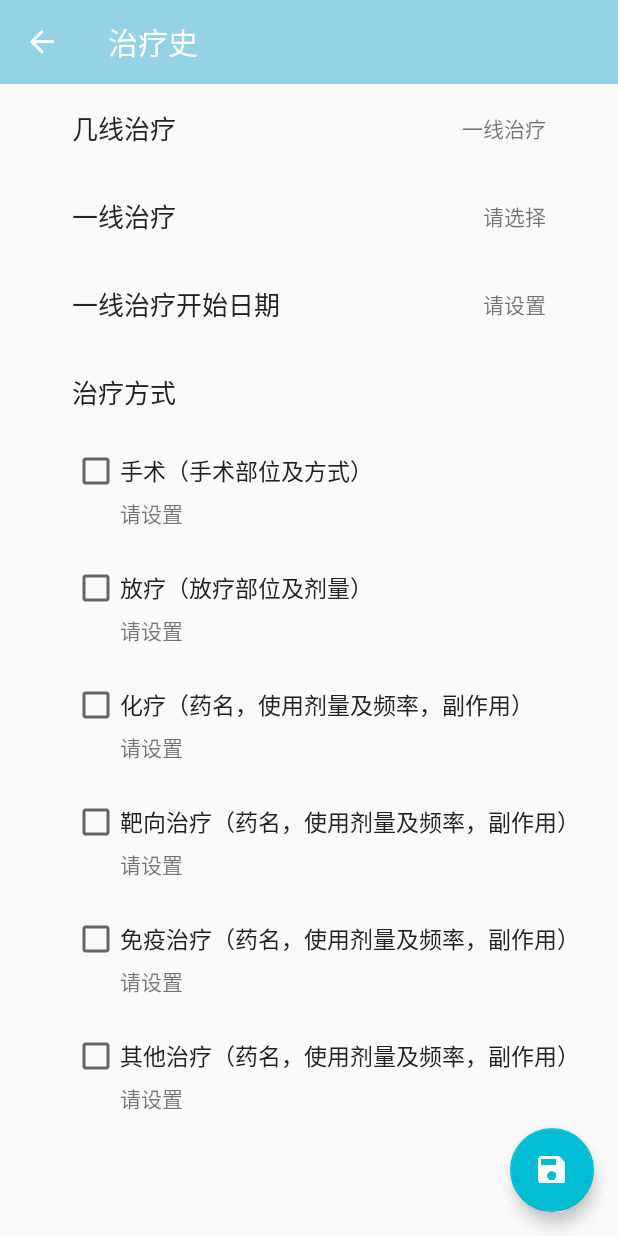
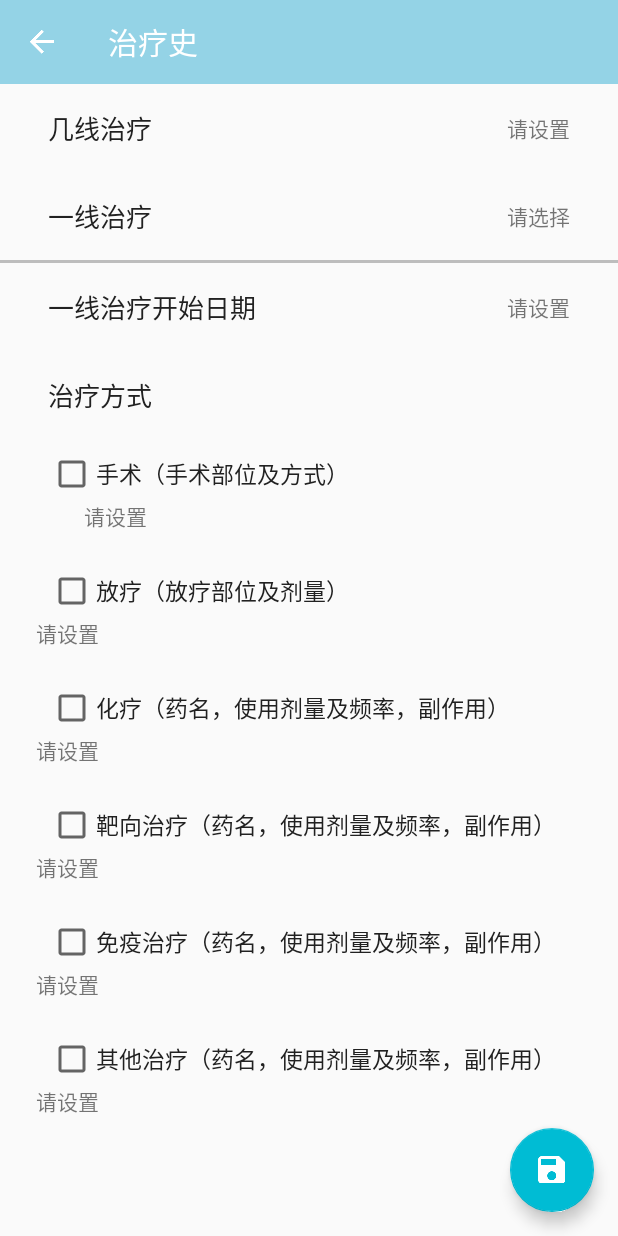
Before and after one commit to ZhongXianer/RayPlus, an Android app: the TreatmentHistoryActivity screen opened directly, with no data from a screen before it, on a phone screen of 412 x 824 dp. Run offline under Robolectric (Android 15) with nearby library versions, the phone set to English and light mode, and no system bars; our stand-ins replace RxJava; libraries missing offline, so code that uses them is left out: com.apkfuns.logutils, com.lxj.xpopup; network calls fail; 3 statements that could not run were skipped.

Commit message:
部分修改

```diff
--- a/app/src/main/java/com/ksballetba/rayplus/data/bean/ProjectListBean.kt
+++ b/app/src/main/java/com/ksballetba/rayplus/data/bean/ProjectListBean.kt
@@ -17,7 +17,7 @@ data class ProjectListBean(
         val description: String, // 晚期非小细胞肺癌患者安罗替尼治疗有效性与安全性观察研究
 //        @SerializedName("group_name")
 //        val groupName: String, // 安罗替尼, 安罗替尼 + TKI, 安罗替尼 + 化疗, 安罗替尼 + 免疫
-        val now: Int, // 2
+        val now: Int?, // 2
         val phone: String, // 13212760751
         val principal: String, // 褚倩
         @SerializedName("project_des")
@@ -34,6 +34,6 @@ data class ProjectListBean(
         val researchCenterId: Int, // 1
         @SerializedName("research_center_name")
         val researchCenterName: String, // 同济医院
-        val total: Int // 1000
+        val total: Int? // 1000
     )
 }
--- a/app/src/main/java/com/ksballetba/rayplus/ui/activity/baseline_visit_activity/TreatmentHistoryActivity.kt
+++ b/app/src/main/java/com/ksballetba/rayplus/ui/activity/baseline_visit_activity/TreatmentHistoryActivity.kt
@@ -77,6 +77,7 @@ class TreatmentHistoryActivity : AppCompatActivity() {
                         tv_last_best_treatment_title.text = "一线治疗最佳疗效"
                         tv_last_treatment_growth_date_title.text = "一线治疗进展时间"
                         tv_last_treatment_growth_part.text = "一线治疗进展部位"
+                        tv_treatment_date_title.text="二线治疗开始时间"
                     }
                     2 -> {
                         ll_not_first_line_treatment.visibility = View.VISIBLE
@@ -84,6 +85,7 @@ class TreatmentHistoryActivity : AppCompatActivity() {
                         tv_last_best_treatment_title.text = "二线治疗最佳疗效"
                         tv_last_treatment_growth_date_title.text = "二线治疗进展时间"
                         tv_last_treatment_growth_part_title.text = "二线治疗进展部位"
+                        tv_treatment_date_title.text="三线治疗开始时间"
                     }
                     3 -> {
                         ll_not_first_line_treatment.visibility = View.VISIBLE
@@ -91,6 +93,7 @@ class TreatmentHistoryActivity : AppCompatActivity() {
                         tv_last_best_treatment_title.text = "三线治疗最佳疗效"
                         tv_last_treatment_growth_date_title.text = "三线治疗进展时间"
                         tv_last_treatment_growth_part_title.text = "三线治疗进展部位"
+                        tv_treatment_date_title.text="四线治疗开始"
                     }
                     4 -> {
                         ll_not_first_line_treatment.visibility = View.VISIBLE
@@ -245,10 +248,10 @@ class TreatmentHistoryActivity : AppCompatActivity() {
         cl_tumor_mutation_load.setOnClickListener {
             XPopup.Builder(this)
                 .asCenterList("肿瘤突变负荷(TMB)", arrayOf("未测", "不详", "数量（个突变/Mb）")) { pos, text ->
-                    if (pos < 3) {
+                    if (pos < 2) {
                         tv_tumor_mutation_load.text = text
                     } else {
-                        XPopup.Builder(this).asInputConfirm("基因检测标本", "请输入转移灶组织描述") {
+                        XPopup.Builder(this).asInputConfirm("肿瘤突变负荷数量", "请输入数量（个突变/Mb）") {
                             tv_tumor_mutation_load.text = it
                         }.show()
                     }
--- a/app/src/main/res/layout/activity_treatment_history.xml
+++ b/app/src/main/res/layout/activity_treatment_history.xml
@@ -48,7 +48,7 @@
                     android:id="@+id/tv_treatment_line_title"
                     android:layout_width="wrap_content"
                     android:layout_height="wrap_content"
-                    android:layout_marginStart="@dimen/item_left_margin"
+                    android:layout_marginStart="16dp"
                     android:text="@string/treatment_line"
                     android:textColor="@color/primary_text"
                     android:textSize="@dimen/material_typography_subheading"
@@ -60,8 +60,8 @@
                     android:id="@+id/tv_treatment_line"
                     android:layout_width="wrap_content"
                     android:layout_height="wrap_content"
-                    android:layout_marginEnd="@dimen/item_left_margin"
-                    android:text="一线治疗"
+                    android:layout_marginEnd="16dp"
+                    android:text="@string/input_visit_time"
                     app:layout_constraintBottom_toBottomOf="parent"
                     app:layout_constraintEnd_toEndOf="parent"
                     app:layout_constraintTop_toTopOf="parent" />
@@ -84,7 +84,7 @@
                     android:id="@+id/tv_first_line_treatment_title"
                     android:layout_width="wrap_content"
                     android:layout_height="wrap_content"
-                    android:layout_marginStart="@dimen/item_left_margin"
+                    android:layout_marginStart="16dp"
                     android:text="@string/first_line_treatment"
                     android:textColor="@color/primary_text"
                     android:textSize="@dimen/material_typography_subheading"
@@ -96,7 +96,7 @@
                     android:id="@+id/tv_first_line_treatment"
                     android:layout_width="wrap_content"
                     android:layout_height="wrap_content"
-                    android:layout_marginEnd="@dimen/item_left_margin"
+                    android:layout_marginEnd="16dp"
                     android:text="请选择"
                     app:layout_constraintBottom_toBottomOf="parent"
                     app:layout_constraintEnd_toEndOf="parent"
@@ -541,6 +541,11 @@
                     android:layout_height="wrap_content"
                     android:orientation="vertical">
 
+                    <View
+                        android:layout_width="match_parent"
+                        android:layout_height="2dp"
+                        android:background="@color/divider"/>
+
                     <androidx.constraintlayout.widget.ConstraintLayout
                         android:id="@+id/cl_treatment_date"
                         android:layout_width="match_parent"
@@ -557,7 +562,7 @@
                             android:id="@+id/tv_treatment_date_title"
                             android:layout_width="wrap_content"
                             android:layout_height="wrap_content"
-                            android:layout_marginStart="@dimen/item_left_margin"
+                            android:layout_marginStart="16dp"
                             android:text="@string/treatment_date"
                             android:textColor="@color/primary_text"
                             android:textSize="@dimen/material_typography_subheading"
@@ -569,7 +574,7 @@
                             android:id="@+id/tv_treatment_date"
                             android:layout_width="wrap_content"
                             android:layout_height="wrap_content"
-                            android:layout_marginEnd="@dimen/item_left_margin"
+                            android:layout_marginEnd="16dp"
                             android:text="@string/input_visit_time"
                             app:layout_constraintBottom_toBottomOf="parent"
                             app:layout_constraintEnd_toEndOf="parent"
@@ -586,7 +591,7 @@
                         <TextView
                             android:layout_width="wrap_content"
                             android:layout_height="wrap_content"
-                            android:layout_marginStart="@dimen/item_left_margin"
+                            android:layout_marginStart="16dp"
                             android:text="@string/treatment_way"
                             android:textColor="@color/primary_text"
                             android:textSize="@dimen/material_typography_subheading" />
@@ -606,7 +611,7 @@
                                 android:id="@+id/cb_operation"
                                 android:layout_width="wrap_content"
                                 android:layout_height="wrap_content"
-                                android:layout_marginStart="@dimen/item_left_margin"
+                                android:layout_marginStart="16dp"
                                 app:layout_constraintBottom_toBottomOf="parent"
                                 app:layout_constraintStart_toStartOf="parent"
                                 app:layout_constraintTop_toTopOf="parent" />
@@ -624,13 +629,16 @@
 
                             <TextView
                                 android:id="@+id/tv_operation"
-                                android:layout_width="wrap_content"
+                                android:layout_width="match_parent"
                                 android:layout_height="wrap_content"
                                 android:layout_marginTop="6dp"
+                                android:layout_marginStart="40dp"
+                                android:ellipsize="end"
                                 android:text="@string/input_visit_time"
                                 app:layout_constraintBottom_toBottomOf="parent"
-                                app:layout_constraintStart_toEndOf="@+id/cb_operation"
-                                app:layout_constraintTop_toBottomOf="@+id/tv_operation_title" />
+                                app:layout_constraintStart_toStartOf="parent"
+                                app:layout_constraintTop_toBottomOf="@+id/tv_operation_title"
+                                app:layout_constraintVertical_bias="0.0" />
 
                         </androidx.constraintlayout.widget.ConstraintLayout>
 
@@ -649,7 +657,7 @@
                                 android:id="@+id/cb_radiotherapy"
                                 android:layout_width="wrap_content"
                                 android:layout_height="wrap_content"
-                                android:layout_marginStart="@dimen/item_left_margin"
+                                android:layout_marginStart="16dp"
                                 app:layout_constraintBottom_toBottomOf="parent"
                                 app:layout_constraintStart_toStartOf="parent"
                                 app:layout_constraintTop_toTopOf="parent" />
@@ -667,12 +675,14 @@
 
                             <TextView
                                 android:id="@+id/tv_radiotherapy"
-                                android:layout_width="wrap_content"
+                                android:layout_width="match_parent"
                                 android:layout_height="wrap_content"
                                 android:layout_marginTop="6dp"
+                                android:layout_marginStart="@dimen/dp_40"
+                                android:ellipsize="end"
                                 android:text="@string/input_visit_time"
                                 app:layout_constraintBottom_toBottomOf="parent"
-                                app:layout_constraintStart_toEndOf="@+id/cb_radiotherapy"
+                                app:layout_constraintStart_toStartOf="parent"
                                 app:layout_constraintTop_toBottomOf="@+id/tv_radiotherapy_title" />
 
                         </androidx.constraintlayout.widget.ConstraintLayout>
@@ -692,7 +702,7 @@
                                 android:id="@+id/cb_chemotherapy"
                                 android:layout_width="wrap_content"
                                 android:layout_height="wrap_content"
-                                android:layout_marginStart="@dimen/item_left_margin"
+                                android:layout_marginStart="16dp"
                                 app:layout_constraintBottom_toBottomOf="parent"
                                 app:layout_constraintStart_toStartOf="parent"
                                 app:layout_constraintTop_toTopOf="parent" />
@@ -710,12 +720,14 @@
 
                             <TextView
                                 android:id="@+id/tv_chemotherapy"
-                                android:layout_width="wrap_content"
+                                android:layout_width="match_parent"
                                 android:layout_height="wrap_content"
                                 android:layout_marginTop="6dp"
+                                android:layout_marginStart="@dimen/dp_40"
+                                android:ellipsize="end"
                                 android:text="@string/input_visit_time"
                                 app:layout_constraintBottom_toBottomOf="parent"
-                                app:layout_constraintStart_toEndOf="@+id/cb_chemotherapy"
+                                app:layout_constraintStart_toStartOf="parent"
                                 app:layout_constraintTop_toBottomOf="@+id/tv_chemotherapy_title" />
 
                         </androidx.constraintlayout.widget.ConstraintLayout>
@@ -735,7 +747,7 @@
                                 android:id="@+id/cb_targeted_therapy"
                                 android:layout_width="wrap_content"
                                 android:layout_height="wrap_content"
-                                android:layout_marginStart="@dimen/item_left_margin"
+                                android:layout_marginStart="16dp"
                                 app:layout_constraintBottom_toBottomOf="parent"
                                 app:layout_constraintStart_toStartOf="parent"
                                 app:layout_constraintTop_toTopOf="parent" />
@@ -753,12 +765,15 @@
 
                             <TextView
                                 android:id="@+id/tv_targeted_therapy"
-                                android:layout_width="wrap_content"
+                                android:layout_width="match_parent"
                                 android:layout_height="wrap_content"
+                                android:ellipsize="end"
+                                android:layout_marginStart="@dimen/dp_40"
                                 android:layout_marginTop="6dp"
+                                android:singleLine="false"
                                 android:text="@string/input_visit_time"
                                 app:layout_constraintBottom_toBottomOf="parent"
-                                app:layout_constraintStart_toEndOf="@+id/cb_targeted_therapy"
+                                app:layout_constraintStart_toStartOf="parent"
                                 app:layout_constraintTop_toBottomOf="@+id/tv_targeted_therapy_title" />
 
                         </androidx.constraintlayout.widget.ConstraintLayout>
@@ -778,7 +793,7 @@
                                 android:id="@+id/cb_immunotherapy"
                                 android:layout_width="wrap_content"
                                 android:layout_height="wrap_content"
-                                android:layout_marginStart="@dimen/item_left_margin"
+                                android:layout_marginStart="16dp"
                                 app:layout_constraintBottom_toBottomOf="parent"
                                 app:layout_constraintStart_toStartOf="parent"
                                 app:layout_constraintTop_toTopOf="parent" />
@@ -796,12 +811,14 @@
 
                             <TextView
                                 android:id="@+id/tv_immunotherapy"
-                                android:layout_width="wrap_content"
+                                android:layout_width="match_parent"
                                 android:layout_height="wrap_content"
+                                android:ellipsize="end"
                                 android:layout_marginTop="6dp"
+                                android:layout_marginStart="@dimen/dp_40"
                                 android:text="@string/input_visit_time"
                                 app:layout_constraintBottom_toBottomOf="parent"
-                                app:layout_constraintStart_toEndOf="@+id/cb_immunotherapy"
+                                app:layout_constraintStart_toStartOf="parent"
                                 app:layout_constraintTop_toBottomOf="@+id/tv_immunotherapy_title" />
 
                         </androidx.constraintlayout.widget.ConstraintLayout>
@@ -821,7 +838,7 @@
                                 android:id="@+id/cb_other_therapy"
                                 android:layout_width="wrap_content"
                                 android:layout_height="wrap_content"
-                                android:layout_marginStart="@dimen/item_left_margin"
+                                android:layout_marginStart="16dp"
                                 app:layout_constraintBottom_toBottomOf="parent"
                                 app:layout_constraintStart_toStartOf="parent"
                                 app:layout_constraintTop_toTopOf="parent" />
@@ -839,12 +856,14 @@
 
                             <TextView
                                 android:id="@+id/tv_other_therapy"
-                                android:layout_width="wrap_content"
+                                android:layout_width="match_parent"
                                 android:layout_height="wrap_content"
+                                android:ellipsize="end"
+                                android:layout_marginStart="@dimen/dp_40"
                                 android:layout_marginTop="6dp"
                                 android:text="@string/input_visit_time"
                                 app:layout_constraintBottom_toBottomOf="parent"
-                                app:layout_constraintStart_toEndOf="@+id/cb_other_therapy"
+                                app:layout_constraintStart_toStartOf="parent"
                                 app:layout_constraintTop_toBottomOf="@+id/tv_other_therapy_title" />
 
                         </androidx.constraintlayout.widget.ConstraintLayout>
--- a/app/src/main/res/values/strings.xml
+++ b/app/src/main/res/values/strings.xml
@@ -37,14 +37,14 @@
     <string name="smoke_history">吸烟史</string>
     <string name="smoke_years">吸烟年数</string>
     <string name="is_quit_smoke">是否戒烟</string>
-    <string name="quit_smoke_date">戒烟日期</string>
+    <string name="quit_smoke_date">戒烟时间</string>
     <string name="is_relapse_smoke">化疗期间是否吸烟</string>
     <string name="average_cigarette">平均吸烟（支/天）</string>
     <string name="drink_history">饮酒史</string>
     <string name="drink_frequency">饮酒频率</string>
     <string name="drink_capacity">每次饮酒量</string>
     <string name="is_quit_drink">是否戒酒</string>
-    <string name="quit_drink_date">戒酒日期</string>
+    <string name="quit_drink_date">戒酒时间</string>
     <string name="is_relapse_drink">化疗期间是否饮酒</string>
     <string name="patient_height">身高(cm)</string>
     <string name="patient_weight">体重(kg)</string>
@@ -158,6 +158,8 @@
     <string name="SAE_recover">SAE转归</string>
     <string name="SAE_relation">SAE与试验药的关系</string>
     <string name="unlock">解 锁</string>
+    <string name="not">否</string>
+    <string name="yes">是</string>
 
     <string-array name="clinical_significance">
         <item>1</item>
```
Also changed, not shown: app/src/main/java/com/ksballetba/rayplus/data/bean/baseLineData/FirstVisitProcessResponseBean.kt (+7 -7 lines), app/src/main/java/com/ksballetba/rayplus/data/bean/baseLineData/PreviousHistoryResponseBean.kt (+7 -7 lines), app/src/main/java/com/ksballetba/rayplus/ui/fragment/baseline_visit_fragment/FirstVisitProcessFragment.kt (+8 -4 lines), app/src/main/java/com/ksballetba/rayplus/ui/fragment/baseline_visit_fragment/PreviousHistoryFragment.kt (+17 -10 lines), app/src/main/res/layout/fragment_previous_history.xml (+16 -14 lines), app/src/main/res/layout/item_project.xml (+5 -5 lines).
